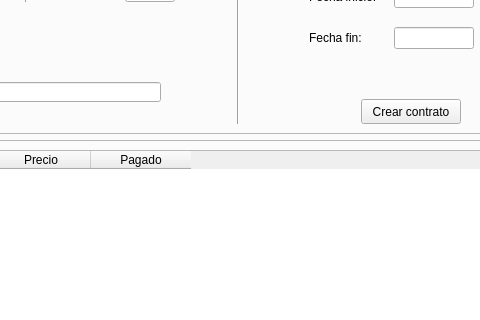
Above: templates/venPrincipal.ui from yelkov/ProyectoDI before the change; both pictures show x 715 to 1195 and y 168 to 488 of the 1383 by 793 pixel window. Below: the same form after it.
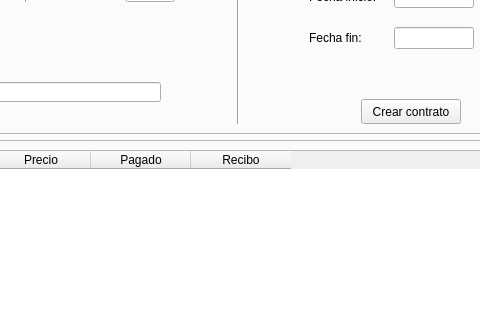
That is the form after the change. The open tabs and pages were chosen to show the change. Icons and pictures are not drawn.

Diff of the .ui file:
```diff
--- a/templates/venPrincipal.ui
+++ b/templates/venPrincipal.ui
@@ -7626,6 +7626,11 @@
                    <string>Pagado</string>
                   </property>
                  </column>
+                 <column>
+                  <property name="text">
+                   <string>Recibo</string>
+                  </property>
+                 </column>
                 </widget>
                </item>
               </layout>
```
Left out of the diff: 2 changed lines with no effect on the pictures.
